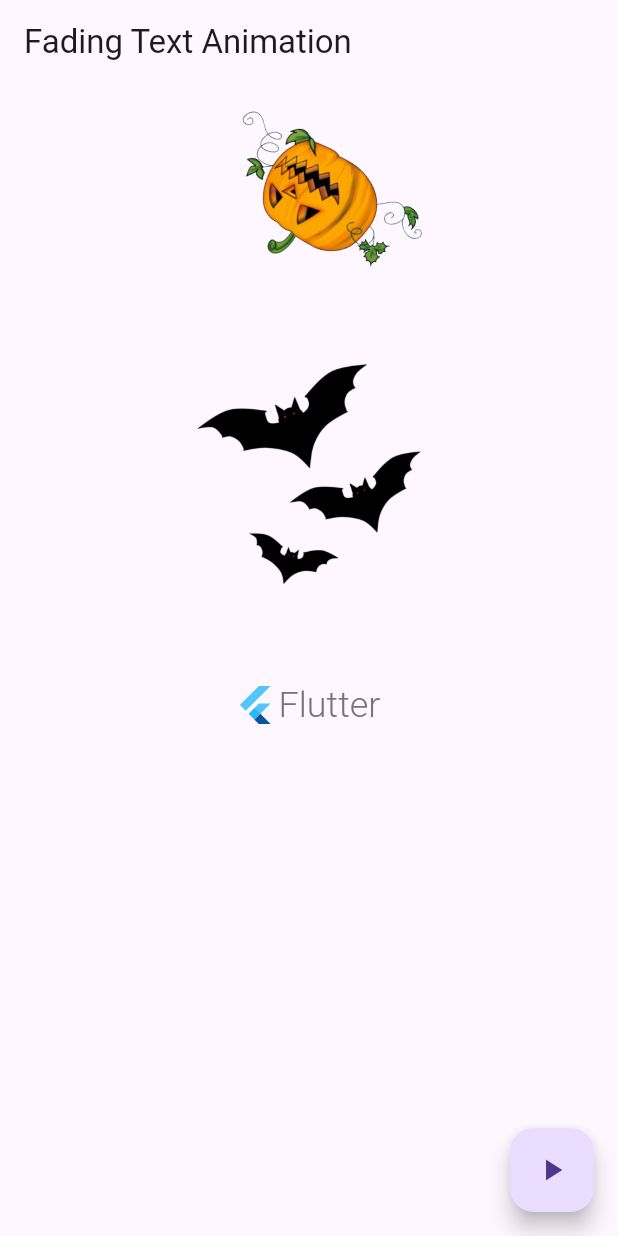
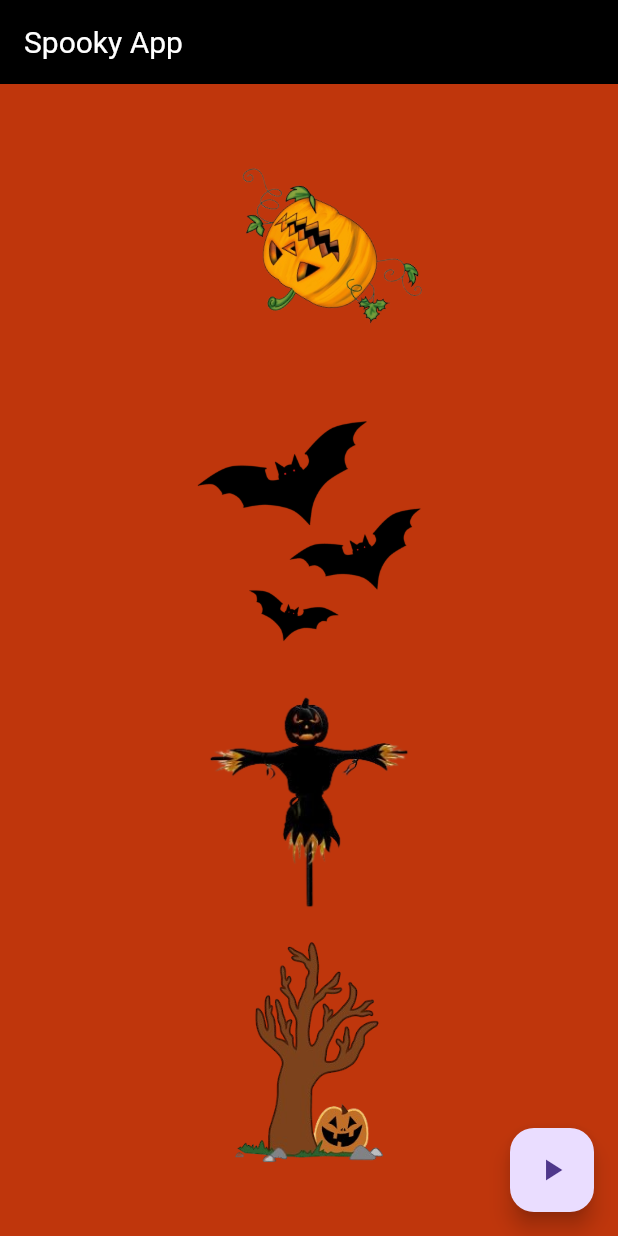
Before and after one commit to Kmorale12/Spooky-Suprise, a Flutter app: the screen it shows after launch, on a phone screen of 412 x 824 dp. Run offline on Flutter 3.47's test engine with Material 3 defaults, Android fonts, the phone set to English and light mode, and no system bars.

Commit message:
Added success button, and all four images do something

```diff
--- a/spooky_app/lib/main.dart
+++ b/spooky_app/lib/main.dart
@@ -3,44 +3,58 @@ import 'package:flutter/material.dart';
 void main() {
   runApp(MyApp());
 }
+
 class MyApp extends StatelessWidget {
   @override
   Widget build(BuildContext context) {
     return MaterialApp(
       home: FadingTextAnimation(),
+      theme: ThemeData(
+        appBarTheme: AppBarTheme(
+          backgroundColor: Colors.black, // Set the AppBar background color to black
+          titleTextStyle: TextStyle(color: Colors.white, fontSize: 20), // Set the title text color to white
+        ),
+      ),
     );
   }
 }
-
-
-
 
 class FadingTextAnimation extends StatefulWidget {
   @override
   _FadingTextAnimationState createState() => _FadingTextAnimationState();
 }
 
-
-
-
 class _FadingTextAnimationState extends State<FadingTextAnimation> with TickerProviderStateMixin {
-
-
-
-  late AnimationController _animationController;
-
   late final AnimationController _controller = AnimationController(
     duration: const Duration(seconds: 2),
     vsync: this,
   )..repeat(reverse: true);
+
   late final Animation<Offset> _offsetAnimation = Tween<Offset>(
     begin: Offset.zero,
-    end: const Offset(1.5, 0.0),
+    end: const Offset(1.5, 0.0), // Horizontal movement for bats
   ).animate(CurvedAnimation(
     parent: _controller,
     curve: Curves.elasticIn,
   ));
 
+  late final AnimationController _scarecrowController = AnimationController(
+    duration: const Duration(seconds: 2),
+    vsync: this,
+  )..repeat(reverse: true);
+
+  late final Animation<Offset> _scarecrowAnimation = Tween<Offset>(
+    begin: Offset.zero,
+    end: const Offset(1.5, 1.5), // Diagonal movement for scarecrow
+  ).animate(CurvedAnimation(
+    parent: _scarecrowController,
+    curve: Curves.elasticIn,
+  ));
+
+  late AnimationController _animationController;
+
+  bool _first = true;
+  bool _found = false;
 
   @override
   void initState() {
@@ -51,44 +65,48 @@ late final AnimationController _controller = AnimationController(
     )..repeat();
   }
 
-
-
   @override
   void dispose() {
     _animationController.dispose();
+    _controller.dispose();
+    _scarecrowController.dispose();
     super.dispose();
   }
 
-
-bool _isVisible = true;
   void toggleVisibility() {
     setState(() {
-_isVisible = !_isVisible;
+      _first = !_first;
     });
   }
 
- bool _toggle = true;
+  void _onTrapTap() {
+    // Handle trap tap without sound
+  }
 
-
-
-
+  void _onCorrectItemTap() {
+    setState(() { //when a user taps the correct item, the _found variable is set to true
+      _found = true;
+    });
+    // Handle correct item tap without sound
+  }
 
   @override
   Widget build(BuildContext context) {
-bool _first = true;
     return Scaffold(
       appBar: AppBar(
-title: Text('Fading Text Animation'),
-
+        title: Text('Spooky App'),
       ),
-body: Center(
-
-
+      body: Container(
+        color: Colors.deepOrange[900], // Halloween-themed background color
+        child: Center(
+          child: SingleChildScrollView(
             child: Column(
               children: [
-
-
-
+                if (_found)
+                  Text(
+                    'You Found It!',
+                    style: TextStyle(fontSize: 24, color: Colors.green),
+                  ),
                 GestureDetector(
                   onTap: () {
                     _animationController.isAnimating
@@ -101,44 +119,42 @@ body: Center(
                       child: Column(
                         mainAxisAlignment: MainAxisAlignment.center,
                         children: [
-
-                      // defining the animation type
                           RotationTransition(
-                        child: Image.asset('assets/jack.png',
-                            height: 150, width: 150),
+                            child: Image.asset('assets/jack.png', height: 150, width: 150),
                             alignment: Alignment.center,
                             turns: _animationController,
                           ),
-                      SizedBox(
-                        height: 20,
-                      ),
+                          SizedBox(height: 20),
                           SlideTransition(
                             position: _offsetAnimation,
                             child: Padding(
                               padding: const EdgeInsets.all(8.0),
-        child: Image.asset('assets/bats.png',
-                            height: 150, width: 150),
-
-      ),
-    ), SizedBox(height: 20),
-    AnimatedCrossFade(
-  duration: const Duration(seconds: 3),
-  firstChild: const FlutterLogo(style: FlutterLogoStyle.horizontal, size: 100.0),
-  secondChild: const FlutterLogo(style: FlutterLogoStyle.stacked, size: 100.0),
-  crossFadeState: _first ? CrossFadeState.showFirst : CrossFadeState.showSecond,
-)
-                    ],
-                  )
-                )
-              )
-     )
-
-    ]
+                              child: Image.asset('assets/bats.png', height: 150, width: 150),
                             ),
                           ),
-
-
-
+                          SizedBox(height: 20),
+                          GestureDetector(
+                            onTap: _onTrapTap,
+                            child: SlideTransition(
+                              position: _scarecrowAnimation,
+                              child: Image.asset('assets/scarecrow.png', height: 150, width: 150),
+                            ),
+                          ),
+                          SizedBox(height: 20),
+                          GestureDetector(
+                            onTap: _onCorrectItemTap,
+                            child: Image.asset('assets/tree.png', height: 150, width: 150),
+                          ),
+                        ],
+                      ),
+                    ),
+                  ),
+                ),
+              ],
+            ),
+          ),
+        ),
+      ),
       floatingActionButton: FloatingActionButton(
         onPressed: toggleVisibility,
         child: Icon(Icons.play_arrow),
```
Lines whose indentation alone changed are shown as unchanged.
